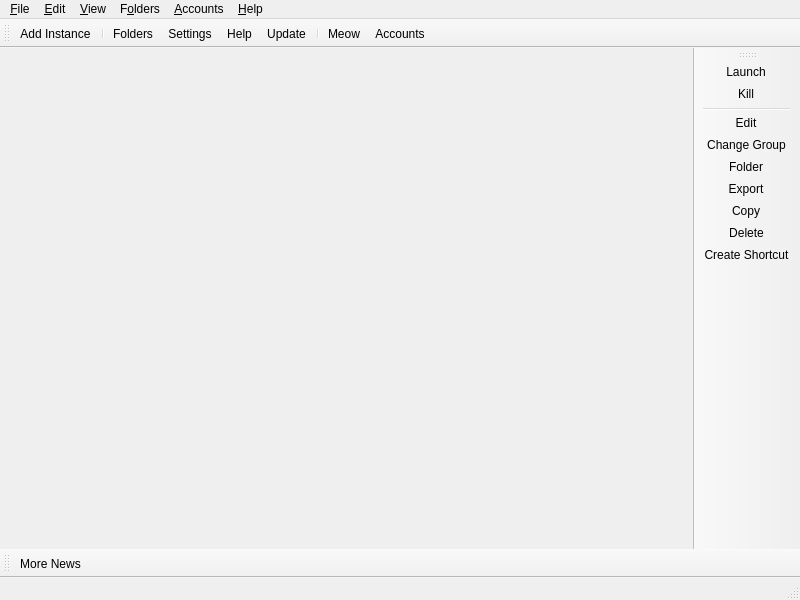
The window that launcher/ui/MainWindow.ui (silsalkurainers-cmyk/Nexum) describes before a commit, drawn with Qt 5.
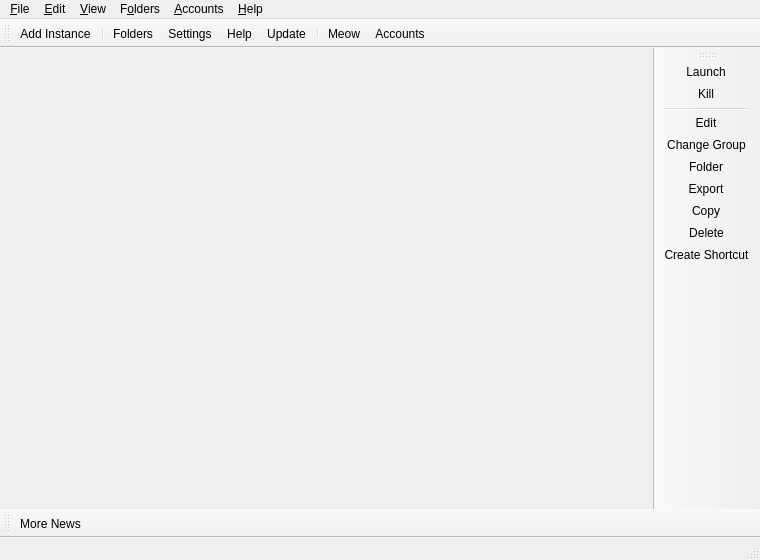
The same window after the commit. Icons and pictures are not drawn. Custom widgets are drawn as their Qt base class.

Commit message: Slightly reduce Nexum main window default size

```diff
--- a/launcher/ui/MainWindow.ui
+++ b/launcher/ui/MainWindow.ui
@@ -6,8 +6,8 @@
    <rect>
     <x>0</x>
     <y>0</y>
-    <width>800</width>
-    <height>600</height>
+    <width>760</width>
+    <height>560</height>
    </rect>
   </property>
   <widget class="QWidget" name="centralWidget">
```
